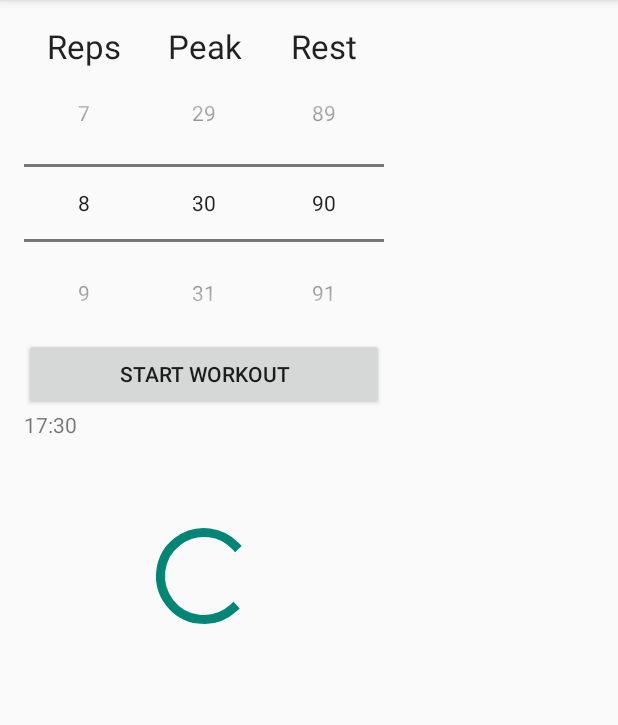
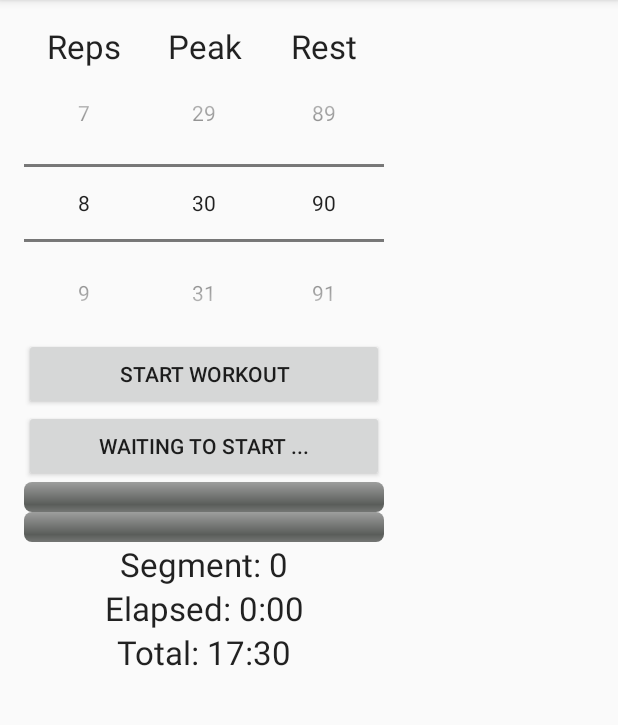
Before and after one commit to SapphireElectronics/Peak8, an Android app: the screen it shows after launch (MainActivity), on a phone screen of 412 x 824 dp, the part 84-809 px from its top. Run offline under Robolectric (Android 15) with nearby library versions, the phone set to English and light mode, and no system bars.

Commit message:
Working version of app

```diff
--- a/app/src/main/java/ca/sapphire/peak8/MainActivity.java
+++ b/app/src/main/java/ca/sapphire/peak8/MainActivity.java
@@ -4,56 +4,94 @@ import android.media.MediaPlayer;
 import android.os.Handler;
 import android.support.v7.app.ActionBarActivity;
 import android.os.Bundle;
+import android.util.Log;
 import android.view.Menu;
 import android.view.MenuItem;
 import android.view.View;
+import android.view.WindowManager;
 import android.widget.Button;
 import android.widget.NumberPicker;
+import android.widget.ProgressBar;
 import android.widget.TextView;
 
 
 public class MainActivity extends ActionBarActivity {
 
-    TextView timerTextView;
-    long startTime = 0;
+    TextView segment_text, elapsed_text, total_text;
 
     //runs without a timer by reposting this handler at the end of the runnable
     Handler timerHandler = new Handler();
     MediaPlayer mpStart = new MediaPlayer();
     MediaPlayer mpStop = new MediaPlayer();
     MediaPlayer mpEnd = new MediaPlayer();
+    MediaPlayer mpClick = new MediaPlayer();
 
     NumberPicker reps, peak, rest;
 
+    ProgressBar mainProg, segmentProg;
 
+    Button modeButton;
+
+    peak8 pk8;
 
     Runnable timerRunnable = new Runnable() {
 
 
         @Override
         public void run() {
-            long millis = System.currentTimeMillis() - startTime;
-            int tenths = (int) (millis / 100);
-            tenths = tenths % 10;
+            pk8.update();
 
-            int seconds = (int) (millis / 1000);
-            int total_seconds = seconds;
-            int minutes = seconds / 60;
-            seconds = seconds % 60;
+            if( pk8.modeChanged ) {
+                pk8.modeChanged = false;
+                switch( pk8.mode ) {
+                    case START:
+                        modeButton.setText("Waiting to start ...");
+                        break;
+                    case WARMUP:
+                        pk8.setValues(reps.getValue(), peak.getValue(), rest.getValue());
+                        mpStart.start();
+                        modeButton.setText("Warm up");
+                        modeButton.setBackgroundColor( 0xff0000ff );
+                        break;
+                    case RUN:
+                        mpStart.start();
+                        modeButton.setText("Peak");
+                        modeButton.setBackgroundColor(0xffff0000);
+                        break;
+                    case REST:
+                        mpStop.start();
+                        modeButton.setText("Rest");
+                        modeButton.setBackgroundColor(0xff00ff00);
+                        break;
+                    case COOLDOWN:
+                        mpStop.start();
+                        modeButton.setText("Cool down");
+                        modeButton.setBackgroundColor(0xff0000ff);
+                        break;
+                    case END:
+                        mpEnd.start();
+                        modeButton.setText("Finished");
+                        pk8.stop();
+                        getWindow().clearFlags(WindowManager.LayoutParams.FLAG_KEEP_SCREEN_ON);
+                        break;
+                }
+            }
 
-            int workout_time = reps.getValue() * ( peak.getValue() + rest.getValue() ) + rest.getValue();
+            segment_text.setText(String.format("Segment: %d", pk8.getSegmentTime()));
+            elapsed_text.setText(String.format("Elapsed: %d:%02d", pk8.getElapsedMins(), pk8.getElapsedSecs()));
+            total_text.setText(String.format("Total: %d:%02d", pk8.getTotalMins(), pk8.getTotalSecs()));
 
-            int work_min = (int) (workout_time / 60);
-            int work_sec = workout_time - (work_min * 60);
+            mainProg.setMax(pk8.getTotalTime());
+            mainProg.setProgress(pk8.getElapsedTime());
 
-//            timerTextView.setText(String.format("%d:%02d.%1d", minutes, seconds, tenths));
-            timerTextView.setText(String.format("%d:%02d", work_min, work_sec));
+            segmentProg.setMax((int) pk8.segmentLength / 1000);
+            segmentProg.setProgress( pk8.getSegmentTime() );
 
+            if( pk8.isRunning )
+                timerHandler.postDelayed(this, 500);
+            else
+                timerHandler.removeCallbacks(timerRunnable);
 
-            if( total_seconds == 10 )
-                mpStart.start();
-
-            timerHandler.postDelayed(this, 500);
         }
     };
 
@@ -62,14 +100,19 @@ public class MainActivity extends ActionBarActivity {
         super.onCreate(savedInstanceState);
         setContentView(R.layout.activity_main);
 
-        timerTextView = (TextView) findViewById(R.id.timerTextView);
+        TextView segment_textView, elapsed_textView, total_textView;
+
+        segment_text = (TextView) findViewById(R.id.segment_textView);
+        elapsed_text = (TextView) findViewById(R.id.elapsed_textView);
+        total_text = (TextView) findViewById(R.id.total_textView);
 
         Button b = (Button) findViewById(R.id.button);
         b.setText("Start Workout");
 
         mpStart = MediaPlayer.create(this, R.raw.time_on);
         mpStop = MediaPlayer.create(this, R.raw.time_off);
-        mpEnd = MediaPlayer.create(this, R.raw.time_off);
+        mpEnd = MediaPlayer.create(this, R.raw.done);
+        mpClick = MediaPlayer.create(this, R.raw.click);
 
         reps = (NumberPicker) findViewById(R.id.reps_picker);
         reps.setMinValue(1);
@@ -78,39 +121,49 @@ public class MainActivity extends ActionBarActivity {
         reps.setWrapSelectorWheel(false);
 
         peak = (NumberPicker) findViewById(R.id.peak_picker);
-        peak.setMinValue(15);
+        peak.setMinValue(3);
         peak.setMaxValue(45);
         peak.setValue(30);
         peak.setWrapSelectorWheel(false);
 
         rest = (NumberPicker) findViewById(R.id.rest_picker);
-        rest.setMinValue(60);
+        rest.setMinValue(5);
         rest.setMaxValue(120);
         rest.setValue(90);
         rest.setWrapSelectorWheel(false);
 
+        modeButton = (Button) findViewById(R.id.mode_button);
+
+        mainProg = (ProgressBar) findViewById(R.id.main_progress);
+        segmentProg = (ProgressBar) findViewById(R.id.segment_progress);
+
+        pk8 = new peak8(reps.getValue(), peak.getValue(), rest.getValue());
+        pk8.update();
+
         timerHandler.postDelayed(timerRunnable, 0);
+        getWindow().clearFlags(WindowManager.LayoutParams.FLAG_KEEP_SCREEN_ON);
 
         b.setOnClickListener(new View.OnClickListener() {
 
             @Override
             public void onClick(View v) {
 
+                mpClick.start();
                 Button b = (Button) v;
-                if (b.getText().equals("Pause")) {
-                    mpStart.start();
+                if( pk8.isRunning) {
+                    pk8.stop();
+                    getWindow().clearFlags(WindowManager.LayoutParams.FLAG_KEEP_SCREEN_ON);
                     timerHandler.removeCallbacks(timerRunnable);
-                    b.setText("Resume");
-                } else {
-                    mpStop.start();
-                    startTime = System.currentTimeMillis();
+                    b.setText("Resume workout");
+                }
+                else {
+                    pk8.start();
+                    getWindow().addFlags(WindowManager.LayoutParams.FLAG_KEEP_SCREEN_ON);
                     timerHandler.postDelayed(timerRunnable, 0);
                     b.setText("Pause");
                 }
             }
         });
-
-
     }
 
     @Override
@@ -118,9 +171,8 @@ public class MainActivity extends ActionBarActivity {
         super.onPause();
         timerHandler.removeCallbacks(timerRunnable);
         Button b = (Button)findViewById(R.id.button);
-        b.setText("start");
+        b.setText("Resume");
     }
-
 
     @Override
     public boolean onCreateOptionsMenu(Menu menu) {
--- /dev/null
+++ b/app/src/main/java/ca/sapphire/peak8/peak8.java
@@ -0,0 +1,153 @@
+package ca.sapphire.peak8;
+
+/**
+ * Created by Admin on 10/06/15.
+ */
+
+
+public class peak8 {
+    public long segmentStart;       // start time of current segment in milliseconds
+    public long segmentLength;      // length of current segment in milliseconds
+    public long segmentAccum;       // accumulated length of current segment in milliseconds
+
+    private long accumulated = 0;   // total run time since start in milliseconds
+
+    private int reps;               // number of repetitions to perform
+    private long peak;              // length of a peak segment in milliseconds
+    private long rest;              // length of a rest segment in milliseconds
+    private int repCount = 0;       // number of repetitions performed
+    private long totalTime;         // total time for full run in milliseconds
+
+    public enum Mode{ START, WARMUP, RUN, REST, COOLDOWN, END };
+    public Mode mode = Mode.START;
+
+    public boolean isRunning = false;
+    public boolean modeChanged = true;
+
+    public peak8( int reps, long peak, long rest )
+    {
+        this.reps = reps;
+        this.peak = peak*1000;
+        this.rest = rest*1000;
+        calcTotal();
+        reset();
+    }
+
+    public void setValues( int reps, long peak, long rest ) {
+        this.reps = reps;
+        this.peak = peak * 1000;
+        this.rest = rest * 1000;
+        calcTotal();
+    }
+
+    private void calcTotal() {
+        totalTime = (reps * peak) + ((reps + 1) * rest);
+    }
+
+    public void reset() {
+        isRunning = false;
+        segmentAccum = 0;
+        accumulated = 0;
+        repCount = 0;
+        mode = Mode.START;
+        segmentStart = System.currentTimeMillis();
+    }
+
+    public void start() {
+        if( !isRunning ) {
+            isRunning = true;
+            segmentStart = System.currentTimeMillis();
+        }
+    }
+
+    public void stop() {
+        if (isRunning) {
+            isRunning = false;
+            segmentAccum += (System.currentTimeMillis() - segmentStart);
+        }
+    }
+
+    private void nextMode() {
+        modeChanged = true;
+        accumulated += segmentAccum;
+        segmentAccum = 0;
+        segmentStart = System.currentTimeMillis();
+
+        switch (mode) {
+            case START:
+                segmentLength = rest;
+                mode = Mode.WARMUP;
+                break;
+            case WARMUP:
+                segmentLength = peak;
+                mode = Mode.RUN;
+                break;
+            case RUN:
+                segmentLength = rest;
+                repCount++;
+                if( repCount >= reps )
+                    mode = Mode.COOLDOWN;
+                else
+                    mode = Mode.REST;
+                break;
+            case REST:
+                segmentLength = peak;
+                mode = Mode.RUN;
+                break;
+            case COOLDOWN:
+                segmentLength = 0;
+                mode = Mode.END;
+                break;
+            case END:
+                stop();
+                break;
+        }
+    }
+
+    public void update() {
+        if( !isRunning )
+            return;
+
+        if( mode == Mode.END)
+            return;
+
+        long segmentTimeNow = segmentAccum + ( System.currentTimeMillis()-segmentStart );
+
+        if( segmentTimeNow >= segmentLength ) {
+            segmentAccum = segmentTimeNow;
+            nextMode();
+        }
+    }
+
+    private long getElapsed() {
+        return accumulated + segmentAccum + ( System.currentTimeMillis()-segmentStart );
+    }
+
+    public int getSegmentTime() {
+        return (int) (segmentAccum + (System.currentTimeMillis()-segmentStart )) / 1000;
+    }
+
+    public int getTotalTime() {
+        return (int) totalTime/1000;
+    }
+
+    public int getTotalMins() {
+        return (int) getTotalTime()/60;
+    }
+
+    public int getTotalSecs() {
+        return getTotalTime() - (getTotalMins() * 60);
+    }
+
+    public int getElapsedTime() {
+        return (int) getElapsed()/1000;
+    }
+
+    public int getElapsedMins() {
+        return (int) getElapsedTime()/60;
+    }
+
+    public int getElapsedSecs() {
+        return getElapsedTime() - (getElapsedMins()*60);
+    }
+}
--- a/app/src/main/res/layout/activity_main.xml
+++ b/app/src/main/res/layout/activity_main.xml
@@ -66,16 +66,6 @@
         android:descendantFocusability="blocksDescendants"
        />
 
-    <TextView
-        android:text="@string/hello_world"
-        android:layout_width="wrap_content"
-        android:layout_height="wrap_content"
-        android:id="@+id/timerTextView"
-        android:layout_below="@+id/button"
-        android:layout_alignParentLeft="true"
-        android:layout_alignParentStart="true"
-        />
-
     <Button
         android:layout_width="240dp"
         android:layout_height="wrap_content"
@@ -85,17 +75,69 @@
         android:layout_alignParentLeft="true"
         android:layout_alignParentStart="true"
         />
+    <Button
+        android:layout_width="240dp"
+        android:layout_height="wrap_content"
+        android:id="@+id/mode_button"
+        android:text="Waiting to start"
+        android:layout_below="@+id/button"
+        android:layout_alignParentLeft="true"
+        android:layout_alignParentStart="true"
+        />
 
     <ProgressBar
-        style="?android:attr/progressBarStyleLarge"
+        style="@android:style/Widget.ProgressBar.Horizontal"
         android:layout_width="wrap_content"
-        android:layout_height="wrap_content"
-        android:id="@+id/progressBar"
+        android:layout_height="20dp"
+        android:id="@+id/segment_progress"
         android:layout_centerVertical="true"
+        android:layout_below="@id/mode_button"
         android:layout_alignParentLeft="true"
         android:layout_alignParentStart="true"
         android:layout_alignRight="@+id/rest_picker"
-        android:layout_alignEnd="@+id/rest_picker" />
+        android:layout_alignEnd="@+id/rest_picker"
+        />
 
+    <ProgressBar
+        style="@android:style/Widget.ProgressBar.Horizontal"
+        android:layout_width="wrap_content"
+        android:layout_height="20dp"
+        android:id="@+id/main_progress"
+        android:layout_centerVertical="true"
+        android:layout_below="@id/segment_progress"
+        android:layout_alignParentLeft="true"
+        android:layout_alignParentStart="true"
+        android:layout_alignRight="@+id/rest_picker"
+        android:layout_alignEnd="@+id/rest_picker"
+        />
 
+    <TextView
+        android:layout_width="240dp"
+        android:layout_height="wrap_content"
+        android:gravity="center_horizontal"
+        android:textAppearance="?android:attr/textAppearanceLarge"
+        android:text="@string/peak_string"
+        android:id="@+id/segment_textView"
+        android:layout_below="@id/main_progress"
+        />
+
+    <TextView
+        android:layout_width="240dp"
+        android:layout_height="wrap_content"
+        android:gravity="center_horizontal"
+        android:textAppearance="?android:attr/textAppearanceLarge"
+        android:text="@string/peak_string"
+        android:id="@+id/elapsed_textView"
+        android:layout_below="@id/segment_textView"
+        />
+
+    <TextView
+        android:layout_width="240dp"
+        android:layout_height="wrap_content"
+        android:gravity="center_horizontal"
+        android:textAppearance="?android:attr/textAppearanceLarge"
+        android:text="@string/peak_string"
+        android:id="@+id/total_textView"
+        android:layout_below="@id/elapsed_textView"
+        />
 </RelativeLayout>
```
Also changed, not shown: 2 other files.
